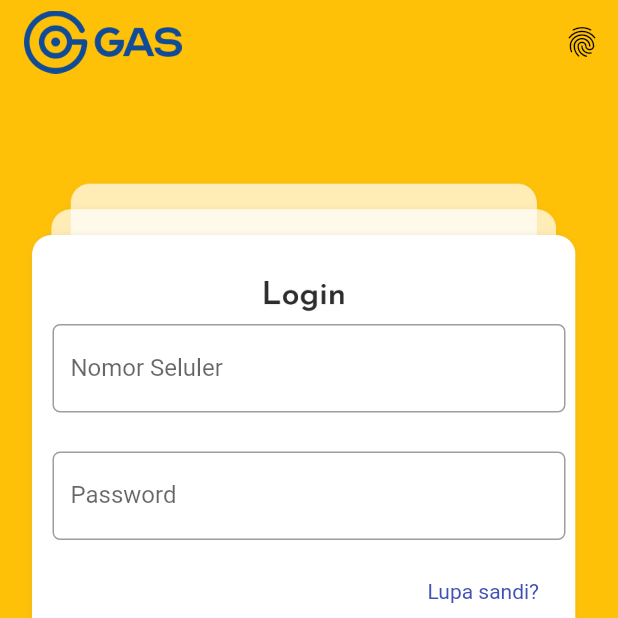
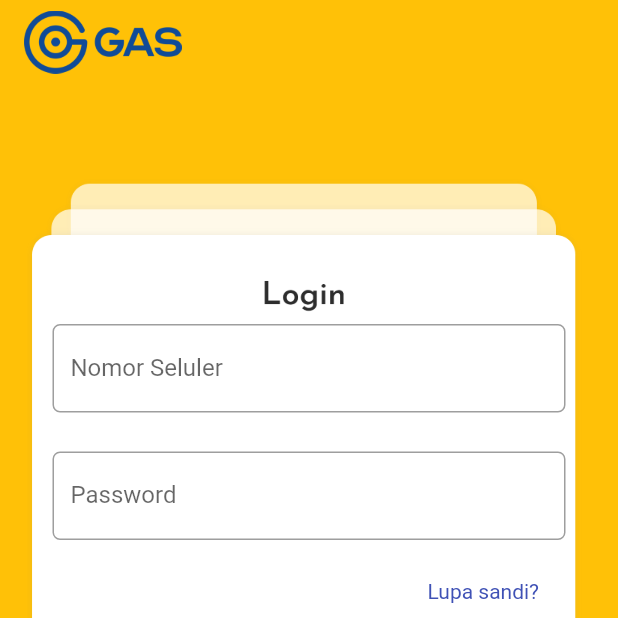
Before and after one commit to 154-5WH/flutter-magang-2, a Flutter app: the screen it shows after launch, on a phone screen of 412 x 824 dp, the top half of it. Run offline on Flutter 3.47's test engine with Material 2 defaults, Android fonts, the phone set to English and light mode, and no system bars.

Commit message:
hapus finger print

```diff
--- a/lib/utils/theme.dart
+++ b/lib/utils/theme.dart
@@ -28,14 +28,5 @@ AppBar widgetAppBar() {
       height: 42,
       width: 105,
     ),
-    actions: <Widget>[
-      IconButton(
-        icon: const Icon(
-          Icons.fingerprint,
-          color: Colors.black,
-        ),
-        onPressed: () {},
-      ),
-    ],
   );
 }
```
